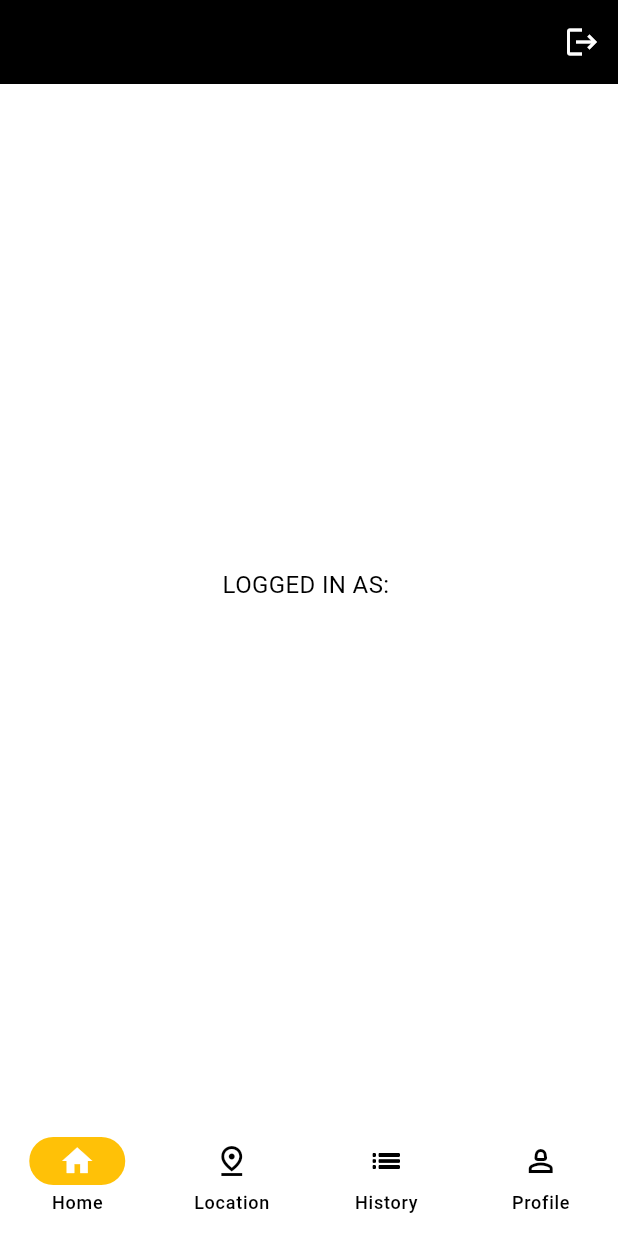
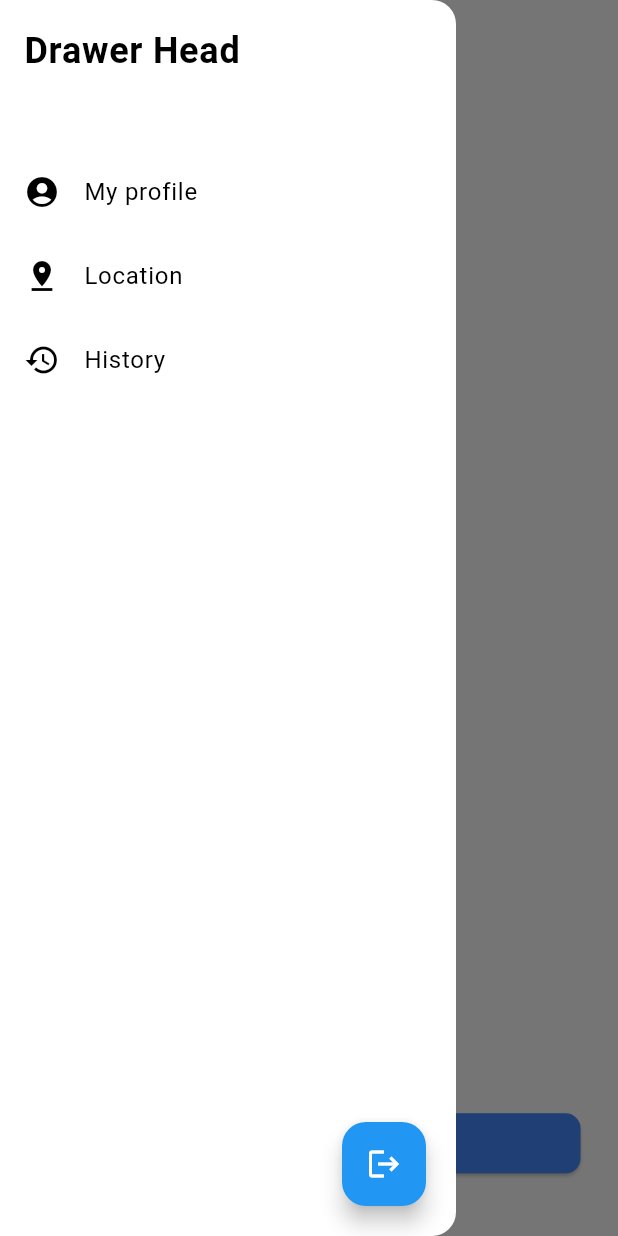
Before and after one commit to Abdhadi97/DriveGuard_FlutterMobileApplication, a Flutter app: the screen it shows once a user with an empty profile is signed in, with the side drawer open (before the commit the screen has no drawer), on a phone screen of 412 x 824 dp. Run offline on Flutter 3.47's test engine with Material 3 defaults, Android fonts, the phone set to English and light mode, and no system bars; our stand-ins replace cloud_firestore, firebase_auth, firebase_core, firebase_storage, geolocator, google_maps_flutter and 2 more; accounts and stored records are empty.

Commit message:
add overlay request page in home page

```diff
--- a/lib/pages/home_page.dart
+++ b/lib/pages/home_page.dart
@@ -13,7 +13,8 @@ class HomePage extends StatefulWidget {
 
 class _HomePageState extends State<HomePage> {
   final user = FirebaseAuth.instance.currentUser!;
-  int currentPageIndex = 0;
+  bool isOverlayVisible = false;
+  double overlayHeight = 0.2; // Initial height of the overlay
 
   //sign user out method
   void signUserOut() {
@@ -29,56 +30,83 @@ class _HomePageState extends State<HomePage> {
   @override
   Widget build(BuildContext context) {
     return Scaffold(
-      appBar: AppBar(
-        backgroundColor: Colors.black,
-        title: const Text("DriveGuard"),
-        actions: [
-          IconButton(
-            onPressed: signUserOut,
-            icon: const Icon(Icons.logout),
-            color: Colors.white,
-          )
+      appBar: AppBar(),
+      drawer: Drawer(
+        child: Stack(
+          children: [
+            ListView(
+              padding: EdgeInsets.zero,
+              children: [
+                const SizedBox(
+                  height: 100, // Adjust the height as needed
+                  child: DrawerHeader(
+                    child: Text(
+                      'Drawer Head',
+                      style: TextStyle(
+                        fontWeight: FontWeight.bold,
+                        fontSize: 24,
+                      ),
+                    ),
+                  ),
+                ),
+                ListTile(
+                  leading: const Icon(Icons.account_circle),
+                  title: const Text('My profile'),
+                  onTap: () {
+                    // Navigate to profile page
+                    Navigator.push(
+                      context,
+                      MaterialPageRoute(
+                        builder: (context) => const ProfilePage(),
+                      ),
+                    );
+                  },
+                ),
+                ListTile(
+                  leading: const Icon(Icons.pin_drop),
+                  title: const Text('Location'),
+                  onTap: () {
+                    // Navigate to location page
+                    Navigator.push(
+                      context,
+                      MaterialPageRoute(
+                        builder: (context) => const LocationTest(),
+                      ),
+                    );
+                  },
+                ),
+                ListTile(
+                  leading: const Icon(Icons.history),
+                  title: const Text('History'),
+                  onTap: () {
+                    // Navigate to history page
+                    Navigator.push(
+                      context,
+                      MaterialPageRoute(
+                        builder: (context) => Container(),
+                      ),
+                    );
+                  },
+                ),
               ],
             ),
-      body: _getBody(currentPageIndex),
-      bottomNavigationBar: NavigationBar(
-        onDestinationSelected: (int index) {
-          setState(() {
-            currentPageIndex = index;
-          });
+            Positioned(
+              bottom: 20,
+              right: 20,
+              child: FloatingActionButton(
+                onPressed: () {
+                  signUserOut();
                 },
-        indicatorColor: Colors.amber,
-        selectedIndex: currentPageIndex,
-        destinations: const <Widget>[
-          NavigationDestination(
-            selectedIcon: Icon(Icons.home),
-            icon: Icon(Icons.home_outlined),
-            label: 'Home',
+                child: const Icon(Icons.logout),
               ),
-          NavigationDestination(
-            selectedIcon: Icon(Icons.pin_drop),
-            icon: Icon(Icons.pin_drop_outlined),
-            label: 'Location',
             ),
-          NavigationDestination(
-            selectedIcon: Icon(Icons.list),
-            icon: Icon(Icons.list_outlined),
-            label: 'History',
-          ),
-          NavigationDestination(
-            selectedIcon: Icon(Icons.person_2),
-            icon: Icon(Icons.person_2_outlined),
-            label: 'Profile',
-          )
           ],
         ),
-    );
-  }
-
-  Widget _getBody(int index) {
-    switch (index) {
-      case 0:
-        return Center(
+      ),
+      body: Stack(
+        children: [
+          // Map Content
+          Center(
             child: Column(
               mainAxisAlignment: MainAxisAlignment.center,
               children: [
@@ -86,41 +114,96 @@ class _HomePageState extends State<HomePage> {
                   'LOGGED IN AS: ${user.email!}',
                   style: const TextStyle(fontSize: 16),
                 ),
+              ],
+            ),
+          ),
+
+          // Draggable Overlay: Request page
+          Positioned(
+            bottom: 0,
+            left: 0,
+            right: 0,
+            child: GestureDetector(
+              onVerticalDragUpdate: (details) {
+                setState(() {
+                  overlayHeight -= details.primaryDelta! /
+                      MediaQuery.of(context).size.height;
+                  overlayHeight = overlayHeight.clamp(
+                      0.2, 0.8); // Clamp the height between 20% and 80%
+                });
+              },
+              onVerticalDragEnd: (details) {
+                setState(() {
+                  // Snap the overlay to 80% if it's greater than 0.6
+                  if (overlayHeight <= 0.2) {
+                    overlayHeight = 0.2;
+                  } else if (overlayHeight > 0.2 && overlayHeight <= 0.5) {
+                    overlayHeight = 0.5;
+                  } else if (overlayHeight > 0.5) {
+                    overlayHeight = 0.8;
+                  }
+                });
+              },
+              child: ClipRRect(
+                borderRadius: const BorderRadius.vertical(
+                  top: Radius.circular(15),
+                ),
+                child: Container(
+                  height: MediaQuery.of(context).size.height * overlayHeight,
+                  color: Colors.white,
+                  child: SingleChildScrollView(
+                    physics: overlayHeight >= 0.8
+                        ? const NeverScrollableScrollPhysics()
+                        : null,
+                    child: Padding(
+                      padding: const EdgeInsets.symmetric(horizontal: 25.0),
+                      child: Column(
+                        mainAxisAlignment: MainAxisAlignment.start,
+                        crossAxisAlignment: CrossAxisAlignment.start,
+                        children: [
                           const SizedBox(height: 20),
-              /*ElevatedButton(
-                onPressed: () {
-                  Navigator.push(
-                    context,
-                    MaterialPageRoute(
-                      builder: (context) => const LocationTest(),
+                          const Text(
+                            'Request Assistance',
+                            style: TextStyle(
+                              fontSize: 20,
+                              color: Colors.black,
+                              fontWeight: FontWeight.bold,
                             ),
-                  );
-                },
-                style: ElevatedButton.styleFrom(
-                  backgroundColor: Colors.black,
-                  foregroundColor: Colors.white,
-                  elevation: 3,
-                  shape: RoundedRectangleBorder(
-                    borderRadius: BorderRadius.circular(8),
                           ),
-                  minimumSize: const Size(100, 40),
+                          const Text(
+                            'Need an Assistance? Get it with just one click.',
+                            style: TextStyle(
+                              fontSize: 14,
+                              color: Colors.black,
+                              fontWeight: FontWeight.w400,
+                              letterSpacing: -0.5,
                             ),
-                child: const Text('See my location'),
-              ),*/
+                          ),
+                          const SizedBox(height: 10),
+                          SizedBox(
+                            width: double.infinity,
+                            child: ElevatedButton(
+                              onPressed: () {},
+                              child: const Text(
+                                'See Available Workshops',
+                                style: TextStyle(
+                                  fontSize: 16,
+                                  fontWeight: FontWeight.bold,
+                                  letterSpacing: 0,
+                                ),
+                              ),
+                            ),
+                          ),
+                        ],
+                      ),
+                    ),
+                  ),
+                ),
+              ),
+            ),
+          ),
         ],
       ),
     );
-      case 1:
-        // Navigate to Location page
-        return const LocationTest(); // Assuming LocationTest is the page you want to navigate to
-      case 2:
-        // Navigate to History page
-        return Container(); // Placeholder for History page
-      case 3:
-        // Navigate to Profile page
-        return const ProfilePage(); // Placeholder for Profile page
-      default:
-        return Container(); // Placeholder for other pages
   }
 }
-}
```
Lines whose indentation alone changed are shown as unchanged.
